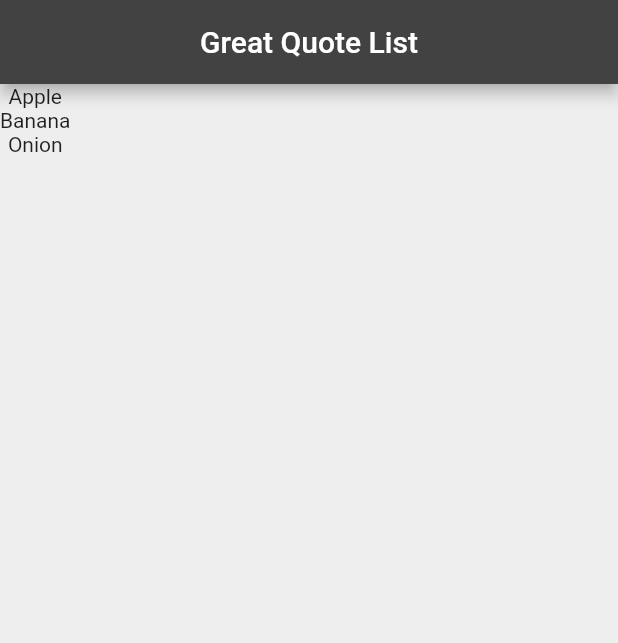
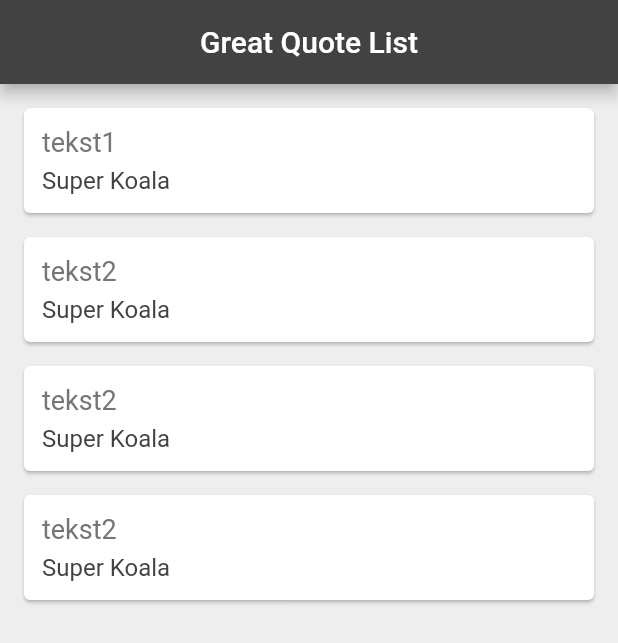
Before and after one commit to Kobietakoala/flluter_tutorial, a Flutter app: the screen it shows after launch, on a phone screen of 412 x 824 dp. Shown: the top 643 px of the screen. Run offline on Flutter 3.47's test engine with Material 2 defaults, Android fonts, the phone set to English and light mode, and no system bars.

Commit message:
quote card

```diff
--- a/list_of_data/lib/main.dart
+++ b/list_of_data/lib/main.dart
@@ -1,4 +1,6 @@
 import 'package:flutter/material.dart';
+import 'quote.dart';
+import 'quote_card.dart';
 
 void main() {
   runApp(MaterialApp(
@@ -13,9 +15,13 @@ class QuoteList extends StatefulWidget {
 
 class _QuoteListState extends State<QuoteList> {
 
-  List<String> quotes = [
-    'Apple', 'Banana', 'Onion'
+  List<Quote> quotes = [
+    Quote(text: "tekst1", author: "Super Koala"),
+    Quote(text: "tekst2", author: "Super Koala"),
+    Quote(text: "tekst2", author: "Super Koala"),
+    Quote(text: "tekst2", author: "Super Koala"),
   ];
+
 
   @override
   Widget build(BuildContext context) {
@@ -27,7 +33,7 @@ class _QuoteListState extends State<QuoteList> {
         backgroundColor: Colors.grey[800],
         ),
       body: Column(
-        children: quotes.map((qute) => Text(qute)).toList(),
+        children: quotes.map((qute) => QuoteCard(quote: qute,)).toList(),
       ),
       );
   }
--- /dev/null
+++ b/list_of_data/lib/quote.dart
@@ -0,0 +1,7 @@
+class Quote{
+  String text;
+  String author;
+
+  Quote({ this.text, this.author});
+
+}
--- /dev/null
+++ b/list_of_data/lib/quote_card.dart
@@ -0,0 +1,32 @@
+import 'package:flutter/material.dart';
+import 'quote.dart';
+
+class QuoteCard extends StatelessWidget {
+
+  final Quote quote;
+  QuoteCard({this.quote});
+
+  @override
+  Widget build(BuildContext context) {
+    return Card(
+      margin: EdgeInsets.fromLTRB(16.0, 16.0, 16.0, 0.0),
+      child: Padding(
+        padding: const EdgeInsets.all(12.0),
+        child: Column(
+          crossAxisAlignment: CrossAxisAlignment.stretch,
+          children: [
+            Text(quote.text,style: TextStyle(
+                fontSize: 18.0,
+                color: Colors.grey[600]
+            ),),
+            SizedBox(height: 6.0),
+            Text(quote.author, style: TextStyle(
+                fontSize: 16.0,
+                color: Colors.grey[800]
+            ),)
+          ],
+        ),
+      ),
+    );
+  }
+}
```
